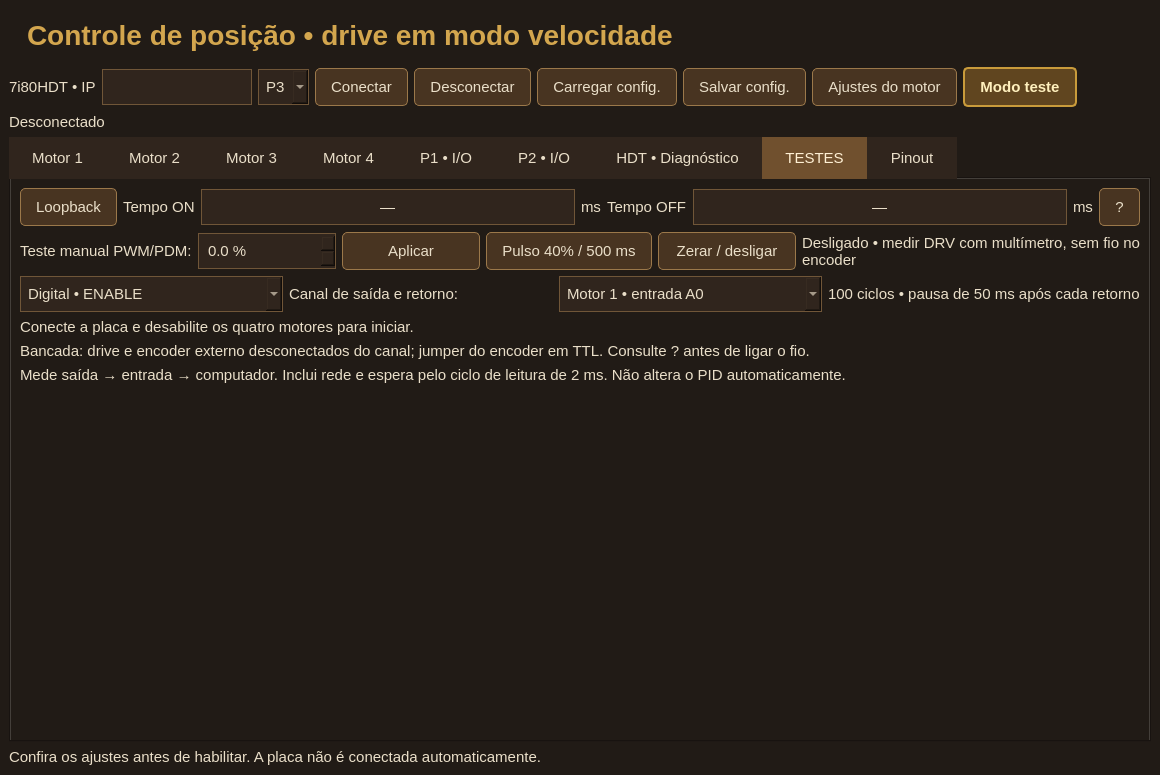
The window that app/mainwindow.ui (diegotine/servo_7i80hdt_7i33ta) describes before a commit, drawn with Qt 5.
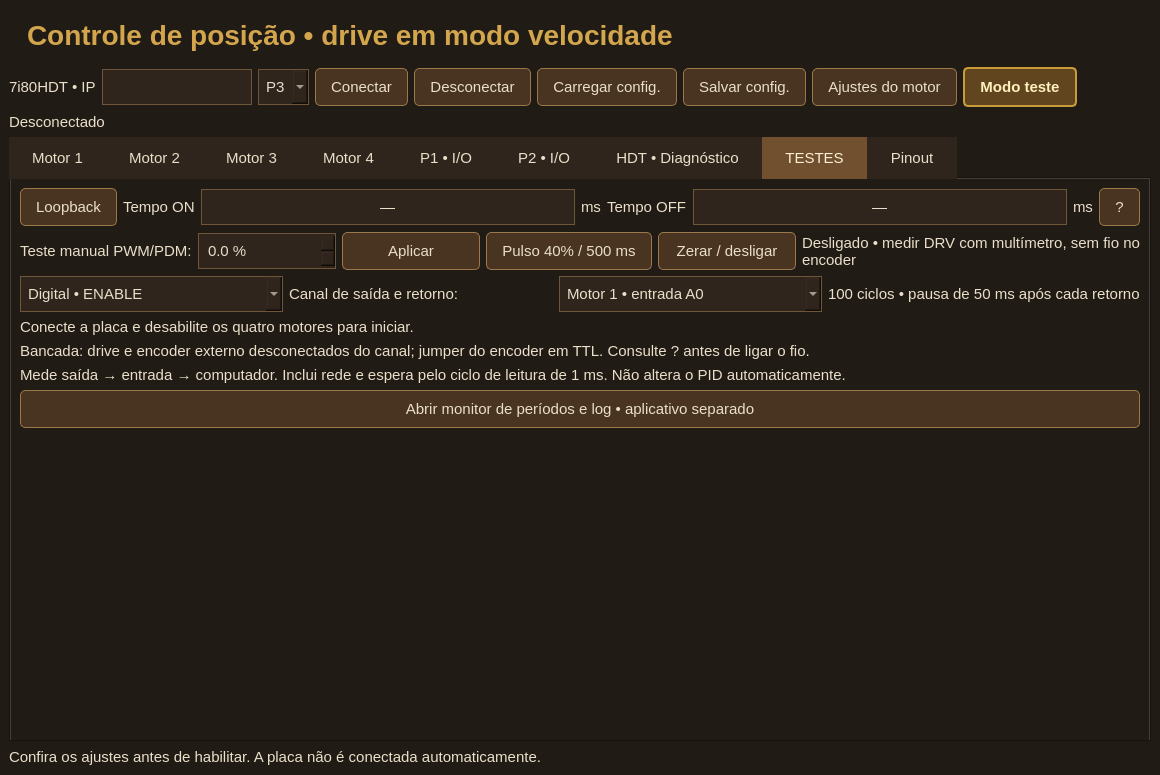
The same window after the commit. The open tabs and pages were chosen to show the change. Custom widgets are drawn as their Qt base class.

Commit message: Release 0.2.7 with independent timing monitor and bench documentation

```diff
--- a/app/mainwindow.ui
+++ b/app/mainwindow.ui
@@ -7518,13 +7518,18 @@
         <item>
          <widget class="QLabel" name="loopbackDetails">
           <property name="text">
-           <string>Mede saída → entrada → computador. Inclui rede e espera pelo ciclo de leitura de 2 ms. Não altera o PID automaticamente.</string>
+           <string>Mede saída → entrada → computador. Inclui rede e espera pelo ciclo de leitura de 1 ms. Não altera o PID automaticamente.</string>
           </property>
           <property name="wordWrap">
            <bool>true</bool>
           </property>
          </widget>
         </item>
+        <item>
+         <widget class="QPushButton" name="timingMonitor">
+          <property name="text"><string>Abrir monitor de períodos e log • aplicativo separado</string></property>
+         </widget>
+        </item>
         <item>
          <spacer name="testsSpacer">
           <property name="orientation">
```
The commit also changes 18 other files.
